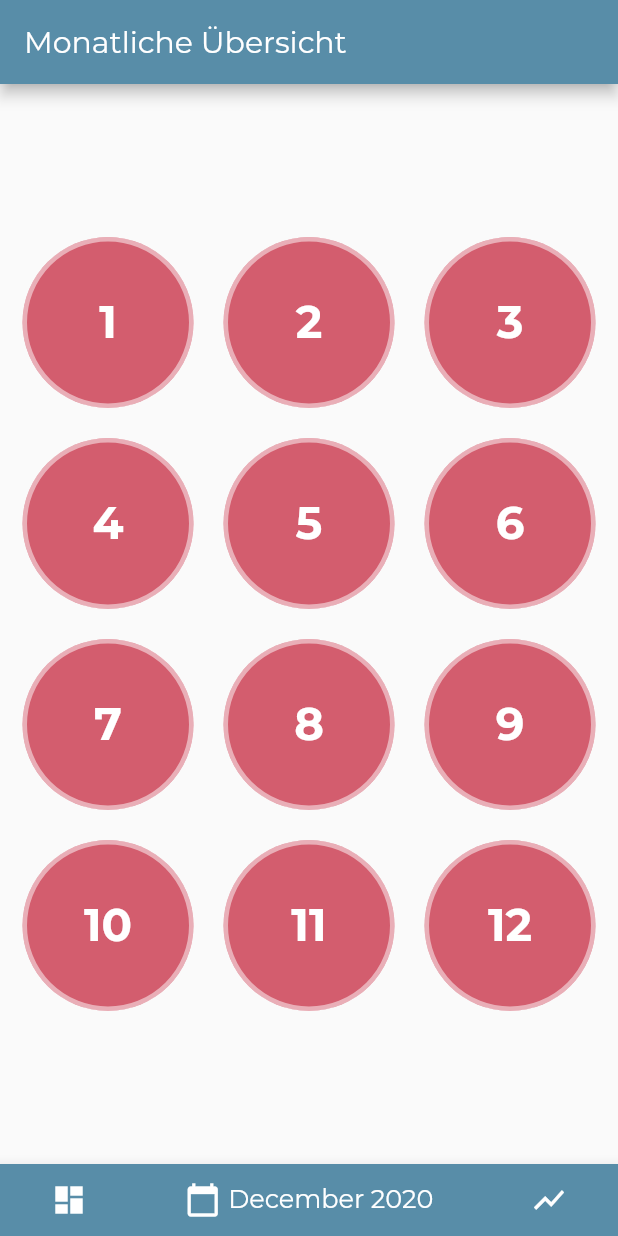
After one commit to Undermyspell/flutter, a Flutter app: the screen it shows after launch, on a phone screen of 412 x 824 dp. The commit adds this screen. Run offline on Flutter 3.47's test engine with Material 2 defaults, Android fonts, the phone set to English and light mode, and no system bars; our stand-ins replace charts_flutter, cloud_firestore, firebase_auth, firebase_core, get_it, month_picker_dialog and 1 more; accounts and stored records are empty; network calls fail; statements that could not run were skipped.

Commit message:
refactors month grid

```diff
--- a/power-usage/power_usage/lib/screens/year_overview_screen.dart
+++ b/power-usage/power_usage/lib/screens/year_overview_screen.dart
@@ -4,6 +4,7 @@ import 'package:intl/intl.dart';
 import 'package:month_picker_dialog/month_picker_dialog.dart';
 import 'package:power_usage/screens/monthly_usage_screen.dart';
 import 'package:power_usage/screens/stats_screen.dart';
+import 'package:power_usage/widgets/month_grid.dart';
 import 'package:power_usage/widgets/month_tile.dart';
 import '../state/usages.dart';
 
@@ -54,31 +55,7 @@ class _YearOverviewScreenState extends State<YearOverviewScreen> {
                           backgroundColor: Theme.of(context).primaryColor,
                         ),
                       )
-                    : StreamBuilder<List<int>>(
-                        stream: usageService.existingMonthsForYear,
-                        builder: (context, snapshot) {
-                          return snapshot.hasData
-                              ? Padding(
-                                  padding: const EdgeInsets.all(15),
-                                  child: GridView.count(
-                                    shrinkWrap: true,
-                                    crossAxisCount: 3,
-                                    crossAxisSpacing: 20,
-                                    mainAxisSpacing: 20,
-                                    children: [
-                                      for (var i in months)
-                                        MonthTile(
-                                          months: months,
-                                          i: i,
-                                          color: snapshot.data.contains(i)
-                                              ? Color(0xFF5aa469)
-                                              : Color(0xFFd35d6e),
-                                        ),
-                                    ],
-                                  ),
-                                )
-                              : Container();
-                        });
+                    : MonthGrid(usageService: usageService, months: months);
               }),
         ],
       ),
--- /dev/null
+++ b/power-usage/power_usage/lib/widgets/month_grid.dart
@@ -0,0 +1,43 @@
+import 'package:flutter/material.dart';
+import 'package:power_usage/state/usages.dart';
+import './month_tile.dart';
+
+class MonthGrid extends StatelessWidget {
+  const MonthGrid({
+    Key key,
+    @required this.usageService,
+    @required this.months,
+  }) : super(key: key);
+
+  final UsageService usageService;
+  final List<int> months;
+
+  @override
+  Widget build(BuildContext context) {
+    return StreamBuilder<List<int>>(
+        stream: usageService.existingMonthsForYear,
+        builder: (context, snapshot) {
+          return snapshot.hasData
+              ? Padding(
+                  padding: const EdgeInsets.all(15),
+                  child: GridView.count(
+                    shrinkWrap: true,
+                    crossAxisCount: 3,
+                    crossAxisSpacing: 20,
+                    mainAxisSpacing: 20,
+                    children: [
+                      for (var i in months)
+                        MonthTile(
+                          months: months,
+                          i: i,
+                          color: snapshot.data.contains(i)
+                              ? Color(0xFF5aa469)
+                              : Color(0xFFd35d6e),
+                        ),
+                    ],
+                  ),
+                )
+              : Container();
+        });
+  }
+}
```
